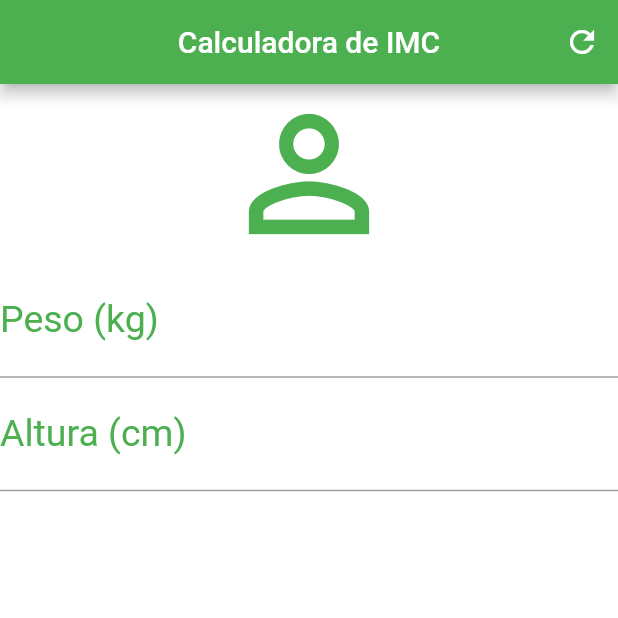
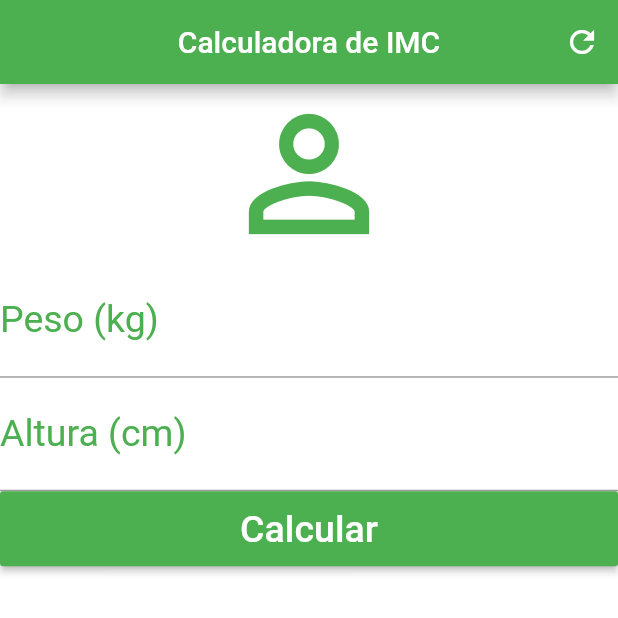
Before and after one commit to iurylippo/imc_calculator_flutterApp, a Flutter app: the screen it shows after launch, on a phone screen of 412 x 824 dp, the top half of it. Run offline on Flutter 3.47's test engine with Material 2 defaults, Android fonts, the phone set to English and light mode, and no system bars.

Commit message:
add a container with a raisedbutton

```diff
--- a/lib/main.dart
+++ b/lib/main.dart
@@ -51,7 +51,15 @@ class _HomeState extends State<Home> {
             textAlign: TextAlign.center,
             style: TextStyle(color: Colors.green, fontSize: 25.0),
           ),
-
+          Container(
+            height: 50.0,
+            child: RaisedButton(
+            onPressed: () {},
+            child: Text("Calcular",
+                style: TextStyle(color: Colors.white, fontSize: 25.0)),
+            color: Colors.green,
+          ),
+          )
         ],
       ),
     );
```
